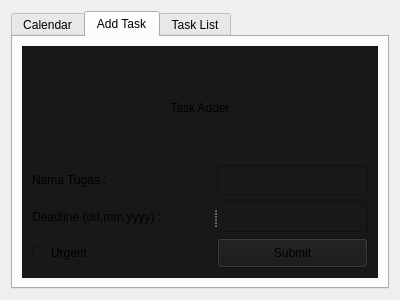
Qt form IniNamaAplikasiNotepad/Ini_Nama_Aplikasi_Notepad/calendar.ui (fernandezlee942-sys/Ini-Nama-Aplikasi-Notepad) before a commit.
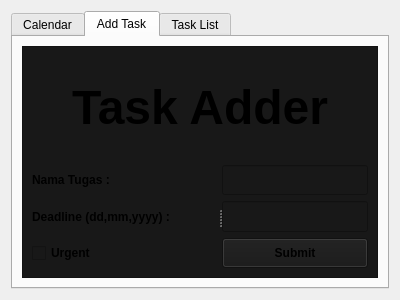
The same form after that commit. The open tabs and pages were chosen to show the change.

Diff of the .ui file:
```diff
--- a/IniNamaAplikasiNotepad/Ini_Nama_Aplikasi_Notepad/calendar.ui
+++ b/IniNamaAplikasiNotepad/Ini_Nama_Aplikasi_Notepad/calendar.ui
@@ -116,6 +116,12 @@
                 <verstretch>0</verstretch>
                </sizepolicy>
               </property>
+              <property name="font">
+               <font>
+                <pointsize>36</pointsize>
+                <bold>true</bold>
+               </font>
+              </property>
               <property name="text">
                <string>Task Adder</string>
               </property>
@@ -145,6 +151,11 @@
                     <verstretch>0</verstretch>
                    </sizepolicy>
                   </property>
+                  <property name="font">
+                   <font>
+                    <bold>true</bold>
+                   </font>
+                  </property>
                   <property name="text">
                    <string>Nama Tugas : </string>
                   </property>
@@ -158,6 +169,11 @@
                     <verstretch>0</verstretch>
                    </sizepolicy>
                   </property>
+                  <property name="font">
+                   <font>
+                    <bold>true</bold>
+                   </font>
+                  </property>
                   <property name="text">
                    <string>Deadline (dd,mm,yyyy) :</string>
                   </property>
@@ -171,6 +187,11 @@
                     <verstretch>0</verstretch>
                    </sizepolicy>
                   </property>
+                  <property name="font">
+                   <font>
+                    <bold>true</bold>
+                   </font>
+                  </property>
                   <property name="text">
                    <string>Urgent</string>
                   </property>
@@ -208,6 +229,11 @@
                     <verstretch>0</verstretch>
                    </sizepolicy>
                   </property>
+                  <property name="font">
+                   <font>
+                    <bold>true</bold>
+                   </font>
+                  </property>
                   <property name="text">
                    <string>Submit</string>
                   </property>
```
Left out of the diff: 15 changed lines with no effect on the pictures.
